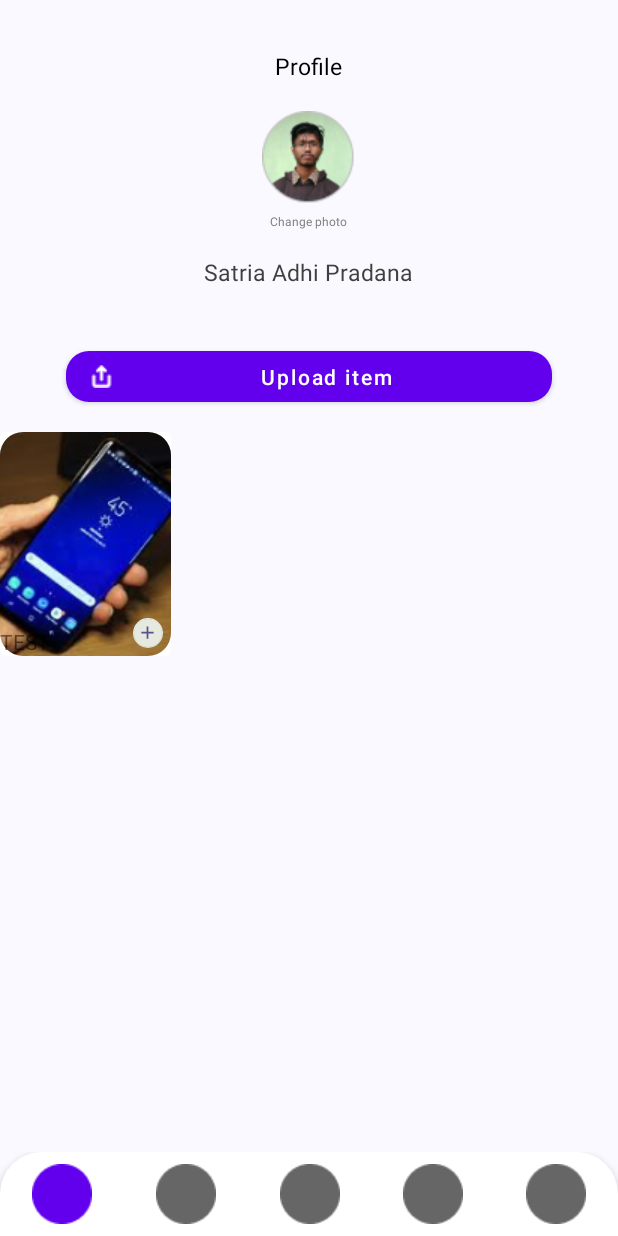
After one commit to bearded-ant/AdhiPradanaTest, an Android app: the layout fragment_trade.xml on its own in the app's theme, with its tools: preview values and no code run, on a phone screen of 412 x 824 dp. The commit adds this screen. Run offline under Robolectric (Android 15) with nearby library versions, the phone set to English and light mode, and no system bars.

Commit message:
trade fragment markup

```diff
--- /dev/null
+++ b/app/src/main/res/drawable/ic_baseline_add_24.xml
@@ -0,0 +1,5 @@
+<vector android:height="7dp" android:tint="#000000"
+    android:viewportHeight="24" android:viewportWidth="24"
+    android:width="7dp" xmlns:android="http://schemas.android.com/apk/res/android">
+    <path android:fillColor="@android:color/white" android:pathData="M19,13h-6v6h-2v-6H5v-2h6V5h2v6h6v2z"/>
+</vector>
--- /dev/null
+++ b/app/src/main/res/layout/fragment_trade.xml
@@ -0,0 +1,100 @@
+<?xml version="1.0" encoding="utf-8"?>
+<androidx.constraintlayout.widget.ConstraintLayout xmlns:android="http://schemas.android.com/apk/res/android"
+    xmlns:app="http://schemas.android.com/apk/res-auto"
+    xmlns:tools="http://schemas.android.com/tools"
+    android:layout_width="match_parent"
+    android:layout_height="match_parent"
+    android:background="@color/primary_background"
+    tools:context=".MainActivity">
+
+    <androidx.appcompat.widget.LinearLayoutCompat
+        android:id="@+id/fr_profile_top_block"
+        android:layout_width="match_parent"
+        android:layout_height="wrap_content"
+        android:gravity="center"
+        android:orientation="vertical"
+        app:layout_constraintEnd_toEndOf="parent"
+        app:layout_constraintStart_toStartOf="parent"
+        app:layout_constraintTop_toTopOf="parent">
+
+        <TextView
+            android:layout_width="wrap_content"
+            android:layout_height="wrap_content"
+            android:layout_marginTop="33dp"
+            android:text="Profile"
+            android:textColor="@color/black"
+            android:textSize="15sp" />
+
+        <com.google.android.material.imageview.ShapeableImageView
+            android:layout_width="wrap_content"
+            android:layout_height="wrap_content"
+            android:layout_marginTop="19dp"
+            android:layout_marginBottom="6dp"
+            android:src="@drawable/userpic"
+            app:shapeAppearanceOverlay="@style/MyCorner.Cut" />
+
+        <TextView
+            android:layout_width="wrap_content"
+            android:layout_height="wrap_content"
+            android:text="Change photo"
+            android:textColor="#808080"
+            android:textSize="8sp" />
+
+        <TextView
+            android:layout_width="wrap_content"
+            android:layout_height="wrap_content"
+            android:layout_marginTop="17dp"
+            android:layout_marginBottom="36dp"
+            android:text="Satria Adhi Pradana"
+            android:textColor="#3F3F3F"
+            android:textSize="15sp" />
+
+        <Button
+            android:id="@+id/fr_profile_upload_btn"
+            style="@style/MyBigButton.Margin"
+            android:text="Upload item"
+            app:icon="@drawable/upload"
+            app:shapeAppearanceOverlay="@style/MyCorner.Cut" />
+    </androidx.appcompat.widget.LinearLayoutCompat>
+
+    <androidx.core.widget.NestedScrollView
+        android:id="@+id/fr_profile_middle_block"
+        android:layout_width="match_parent"
+        android:layout_height="0dp"
+        android:orientation="vertical"
+        app:layout_constraintBottom_toTopOf="@id/fr_profile_bottom_block"
+        app:layout_constraintEnd_toEndOf="parent"
+        app:layout_constraintStart_toStartOf="parent"
+        app:layout_constraintTop_toBottomOf="@+id/fr_profile_top_block">
+
+        <LinearLayout
+            android:layout_width="match_parent"
+            android:layout_height="wrap_content"
+            android:orientation="vertical">
+
+            <include layout="@layout/item_small" />
+
+        </LinearLayout>
+
+    </androidx.core.widget.NestedScrollView>
+
+    <androidx.appcompat.widget.LinearLayoutCompat
+        android:id="@+id/fr_profile_bottom_block"
+        android:layout_width="wrap_content"
+        android:layout_height="wrap_content"
+        app:layout_constraintBottom_toBottomOf="parent"
+        app:layout_constraintEnd_toEndOf="parent"
+        app:layout_constraintStart_toStartOf="parent"
+        app:layout_constraintTop_toBottomOf="@id/fr_profile_middle_block">
+
+        <com.google.android.material.bottomnavigation.BottomNavigationView
+            android:id="@+id/bottom_navigation"
+            style="@style/MyBottomMenu"
+            android:layout_width="match_parent"
+            android:layout_height="match_parent"
+            android:background="@drawable/bottom_navigation_corners"
+            app:menu="@menu/bottom_navigation_menu" />
+    </androidx.appcompat.widget.LinearLayoutCompat>
+
+
+</androidx.constraintlayout.widget.ConstraintLayout>
--- /dev/null
+++ b/app/src/main/res/layout/item_small.xml
@@ -0,0 +1,34 @@
+<?xml version="1.0" encoding="utf-8"?>
+<com.google.android.material.card.MaterialCardView xmlns:android="http://schemas.android.com/apk/res/android"
+    xmlns:app="http://schemas.android.com/apk/res-auto"
+    android:layout_width="114dp"
+    android:layout_height="149dp"
+    app:cardElevation="@dimen/null_dp">
+
+    <androidx.constraintlayout.widget.ConstraintLayout
+        android:layout_width="match_parent"
+        android:layout_height="match_parent">
+
+        <com.google.android.material.imageview.ShapeableImageView
+            android:layout_width="match_parent"
+            android:layout_height="match_parent"
+            android:src="@drawable/phone"
+            app:shapeAppearanceOverlay="@style/MyCorner.Cut" />
+
+        <TextView
+            android:layout_width="wrap_content"
+            android:layout_height="wrap_content"
+            android:text="TEST"
+            app:layout_constraintBottom_toBottomOf="parent"
+            app:layout_constraintStart_toStartOf="parent" />
+
+        <com.google.android.material.floatingactionbutton.FloatingActionButton
+            style="@style/MyExtraSmallFAB"
+            android:layout_width="wrap_content"
+            android:layout_height="wrap_content"
+            android:src="@drawable/ic_baseline_add_24"
+            app:layout_constraintBottom_toBottomOf="parent"
+            app:layout_constraintEnd_toEndOf="parent" />
+    </androidx.constraintlayout.widget.ConstraintLayout>
+
+</com.google.android.material.card.MaterialCardView>
--- a/app/src/main/res/values/dimens.xml
+++ b/app/src/main/res/values/dimens.xml
@@ -1,5 +1,5 @@
 <?xml version="1.0" encoding="utf-8"?>
-<resources>
+<resources xmlns:tools="http://schemas.android.com/tools">
     <dimen name="small_text_size">10sp</dimen>
     <dimen name="null_dp">0dp</dimen>
     <dimen name="log_in_edit_text_size">29dp</dimen>
--- a/app/src/main/res/values/themes.xml
+++ b/app/src/main/res/values/themes.xml
@@ -31,6 +31,11 @@
     <style name="MyCorner.Cut" parent="">
         <item name="cornerFamily">rounded</item>
         <item name="cornerSize">@dimen/my_corner_cut</item>
+    </style>
+
+    <style name="MyCorner.ImageCut" parent="">
+        <item name="cornerFamily">rounded</item>
+        <item name="cornerSize">20dp</item>
     </style>
 
     <style name="MyCorner.ImageCorner50percent" parent="">
@@ -110,4 +115,17 @@
         <item name="labelVisibilityMode">unlabeled</item>
     </style>
 
+    <style name="MyExtraSmallFAB" parent="Widget.MaterialComponents.FloatingActionButton">
+        <item name="android:background">@null</item>
+        <item name="ensureMinTouchTargetSize">false</item>
+        <item name="elevation">@dimen/null_dp</item>
+        <item name="backgroundTint">#e5e9df</item>
+        <item name="tint">#545589</item>
+        <item name="rippleColor">@null</item>
+        <item name="strokeWidth">@dimen/null_dp</item>
+        <item name="fabCustomSize">20dp</item>
+        <item name="maxImageSize">14dp</item>
+        <item name="android:layout_margin">5dp</item>
+    </style>
+
 </resources>
```
Also changed, not shown: app/src/main/res/drawable/phone.jpg (added).
